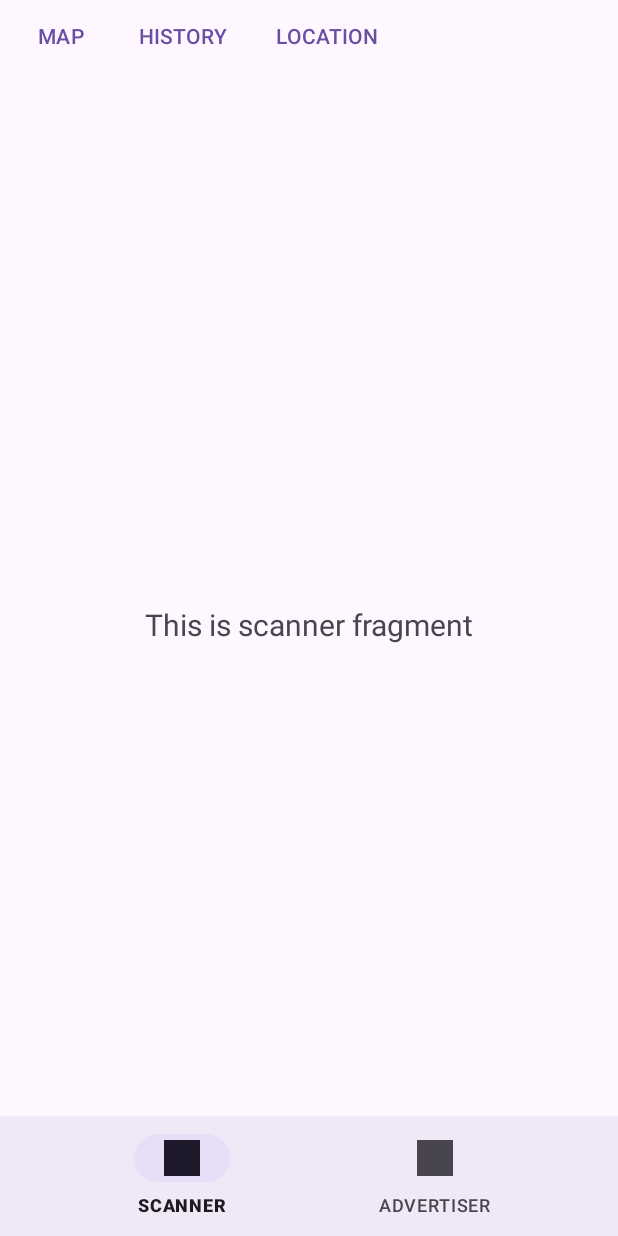
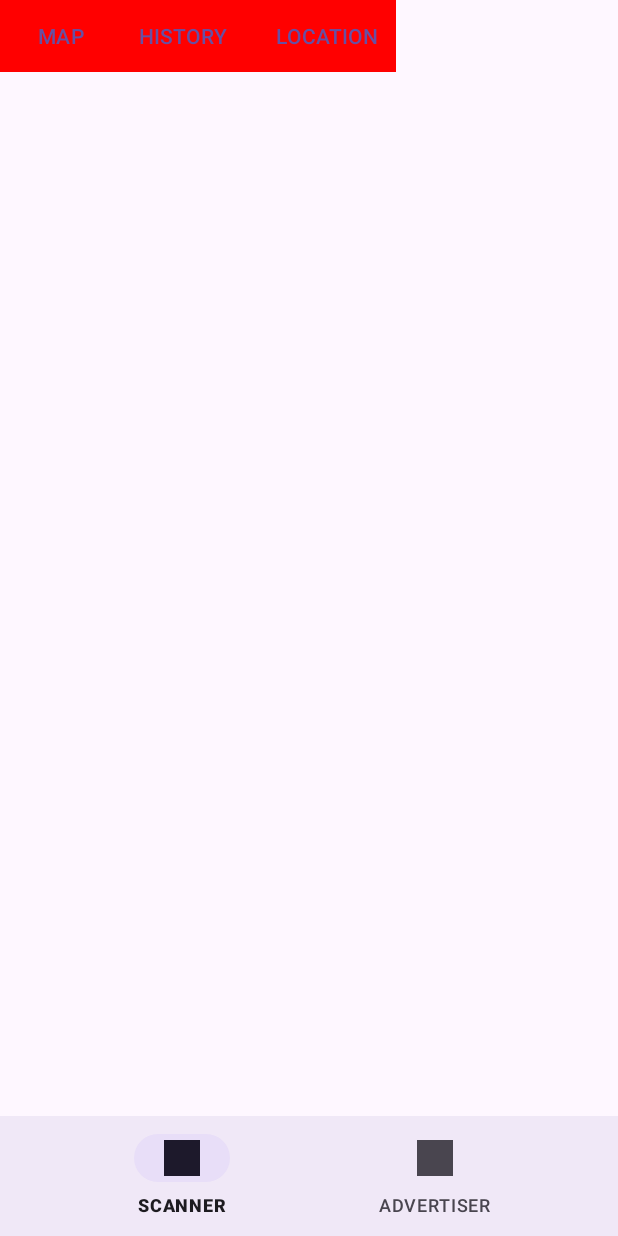
Before and after one commit to Jordan-Keys/BLEmasterslave, an Android app: the screen it shows after launch (MainActivity), on a phone screen of 412 x 824 dp. Run offline under Robolectric (Android 15) with nearby library versions, the phone set to English and light mode, and no system bars.

Commit message:
Modified Scanner fragment

```diff
--- a/app/src/main/java/App/Interfaces/Scanner/ScannerFragment.java
+++ b/app/src/main/java/App/Interfaces/Scanner/ScannerFragment.java
@@ -4,6 +4,7 @@ import android.os.Bundle;
 import android.view.LayoutInflater;
 import android.view.View;
 import android.view.ViewGroup;
+import android.widget.ListView;
 import android.widget.TextView;
 import androidx.annotation.NonNull;
 import androidx.fragment.app.Fragment;
@@ -22,8 +23,8 @@ public class ScannerFragment extends Fragment {
         binding = ScannerFragmentBinding.inflate(inflater, container, false);
         View root = binding.getRoot();
 
-        final TextView textView = binding.scanner;
-        dashboardViewModel.getText().observe(getViewLifecycleOwner(), textView::setText);
+        final ListView textView = binding.results;
+        dashboardViewModel.getText(textView);
         return root;
     }
 
--- a/app/src/main/java/App/Interfaces/Scanner/ScannerModelView.java
+++ b/app/src/main/java/App/Interfaces/Scanner/ScannerModelView.java
@@ -1,6 +1,6 @@
 package App.Interfaces.Scanner;
 
-import androidx.lifecycle.LiveData;
+import android.widget.ListView;
 import androidx.lifecycle.MutableLiveData;
 import androidx.lifecycle.ViewModel;
 
@@ -13,7 +13,7 @@ public class ScannerModelView extends ViewModel {
         mText.setValue("This is scanner fragment");
     }
 
-    public LiveData<String> getText() {
-        return mText;
+    public void getText(ListView textView) {
+        return;
     }
 }
--- a/app/src/main/res/layout/custom_toolbar.xml
+++ b/app/src/main/res/layout/custom_toolbar.xml
@@ -2,7 +2,9 @@
 <LinearLayout xmlns:android="http://schemas.android.com/apk/res/android"
               android:orientation="horizontal"
               android:layout_width="match_parent"
-              android:layout_height="wrap_content">
+              android:layout_height="wrap_content"
+              android:background="@color/red"
+>
 
     <Button android:layout_width="wrap_content"
             android:text="@string/map"
--- a/app/src/main/res/layout/scanner_fragment.xml
+++ b/app/src/main/res/layout/scanner_fragment.xml
@@ -6,18 +6,13 @@
         android:layout_width="match_parent"
         android:layout_height="match_parent"
         tools:context="App.Interfaces.Scanner.ScannerFragment">
-
-    <TextView
-            android:id="@+id/scanner"
+    <LinearLayout
+            android:orientation="horizontal"
             android:layout_width="match_parent"
-            android:layout_height="wrap_content"
-            android:layout_marginStart="8dp"
-            android:layout_marginTop="8dp"
-            android:layout_marginEnd="8dp"
-            android:textAlignment="center"
-            android:textSize="20sp"
-            app:layout_constraintEnd_toEndOf="parent"
-            app:layout_constraintStart_toStartOf="parent"
-            app:layout_constraintTop_toTopOf="parent"
-            app:layout_constraintBottom_toBottomOf="parent"/>
+            android:layout_height="match_parent" android:id="@+id/tresults2" tools:layout_editor_absoluteY="328dp"
+            tools:layout_editor_absoluteX="-46dp">
+        <ListView
+                android:layout_width="match_parent"
+                android:layout_height="552dp" android:id="@+id/results"/>
+    </LinearLayout>
 </androidx.constraintlayout.widget.ConstraintLayout>
--- a/app/src/main/res/values/colors.xml
+++ b/app/src/main/res/values/colors.xml
@@ -2,4 +2,6 @@
 <resources>
     <color name="black">#FF000000</color>
     <color name="white">#FFFFFFFF</color>
+    <color name="red">#FF0000</color>
+
 </resources>
```
